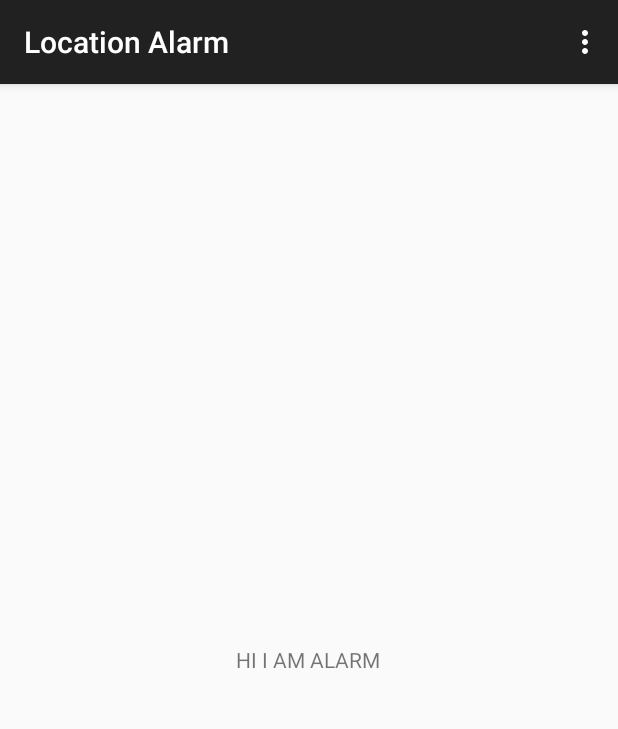
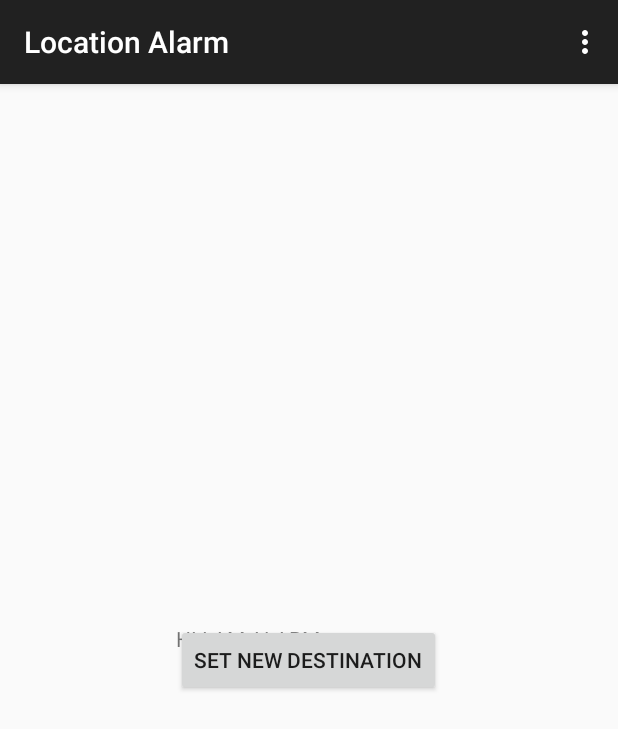
Before and after one commit to TimothySanchirico/LocationAlarm, an Android app: the MainActivity screen opened directly, with no data from a screen before it, on a phone screen of 412 x 824 dp. Shown: the top 729 px of the screen. Run offline under Robolectric (Android 15) with nearby library versions, the light colour scheme and no system bars; 1 statement that could not run was skipped.

Commit message:
Map Interface added

```diff
--- a/app/src/main/AndroidManifest.xml
+++ b/app/src/main/AndroidManifest.xml
@@ -32,6 +32,7 @@
             </intent-filter>
         </activity>
         <activity android:name=".AlarmReciever" />
+        <activity android:name=".MapActivity" />
     </application>
 
 </manifest>
--- a/app/src/main/java/com/example/timothy/locationalarm/MainActivity.java
+++ b/app/src/main/java/com/example/timothy/locationalarm/MainActivity.java
@@ -18,6 +18,8 @@ import android.support.v7.app.AppCompatActivity;
 import android.util.Log;
 import android.view.Menu;
 import android.view.MenuItem;
+import android.view.View;
+import android.widget.Button;
 import android.widget.TextView;
 
 
@@ -54,6 +56,7 @@ public class MainActivity extends AppCompatActivity implements
     int thresholdDistance;
     TextView distance;
     boolean alarmRan = false;
+    private Button setDest;
 
     @Override
     protected void onCreate(Bundle savedInstanceState) {
@@ -78,6 +81,17 @@ public class MainActivity extends AppCompatActivity implements
         thresholdDistance = 1000; //in meters
 
         distance = (TextView)findViewById(R.id.test);
+
+        setDest = (Button)findViewById(R.id.setDestBtn);
+        setDest.setOnClickListener(new View.OnClickListener() {
+            @Override
+            public void onClick(View view) {
+                if(view.getId() == setDest.getId()){
+                    Intent mapIntent = new Intent(MainActivity.this, MapActivity.class);
+                    startActivity(mapIntent);
+                }
+            }
+        });
     }
 
     @Override
--- a/app/src/main/res/layout/activity_main.xml
+++ b/app/src/main/res/layout/activity_main.xml
@@ -11,4 +11,10 @@
         android:layout_height="wrap_content"
         android:text="HI I AM ALARM" />
 
+    <Button
+        android:layout_width="wrap_content"
+        android:layout_height="wrap_content"
+        android:id = "@+id/setDestBtn"
+        android:text="Set New Destination"/>
+
 </RelativeLayout>
--- /dev/null
+++ b/app/src/main/res/layout/map_activity.xml
@@ -0,0 +1,6 @@
+<?xml version="1.0" encoding="utf-8"?>
+<fragment xmlns:android="http://schemas.android.com/apk/res/android"
+    android:name="com.google.android.gms.maps.MapFragment"
+    android:id="@+id/map"
+    android:layout_width="match_parent"
+    android:layout_height="match_parent"/>
```
Also changed, not shown: app/src/main/java/com/example/timothy/locationalarm/MapActivity.java (added, +34 -0 lines).
